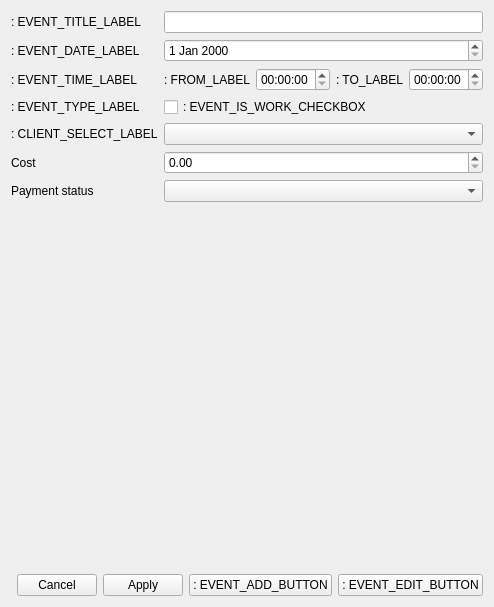
Qt form ui/pages/eventdetails.ui (Artem535/PsyClientManager) before a commit.
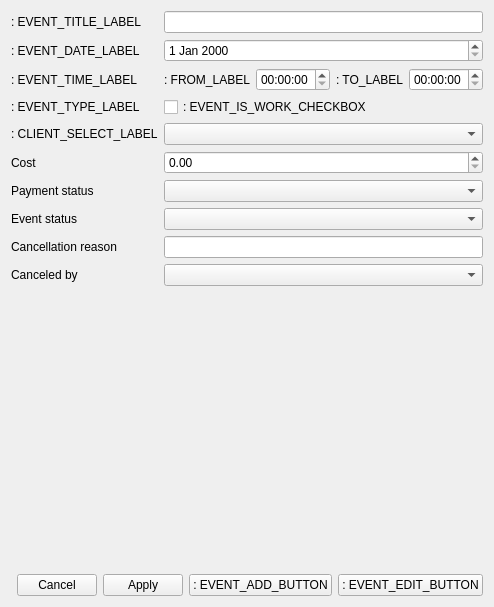
The same form after that commit.

Commit message: Add event status and schedule conflict workflows

The edit to the form file:
```diff
--- a/ui/pages/eventdetails.ui
+++ b/ui/pages/eventdetails.ui
@@ -146,6 +146,36 @@
       <widget class="QComboBox" name="mPaymentStatusComboBox"/>
      </item>
      <item row="7" column="0">
+      <widget class="QLabel" name="mEventStatusLabel">
+       <property name="text">
+        <string>Event status</string>
+       </property>
+      </widget>
+     </item>
+     <item row="7" column="1">
+      <widget class="QComboBox" name="mEventStatusComboBox"/>
+     </item>
+     <item row="8" column="0">
+      <widget class="QLabel" name="mCancellationReasonLabel">
+       <property name="text">
+        <string>Cancellation reason</string>
+       </property>
+      </widget>
+     </item>
+     <item row="8" column="1">
+      <widget class="QLineEdit" name="mCancellationReasonEdit"/>
+     </item>
+     <item row="9" column="0">
+      <widget class="QLabel" name="mCanceledByLabel">
+       <property name="text">
+        <string>Canceled by</string>
+       </property>
+      </widget>
+     </item>
+     <item row="9" column="1">
+      <widget class="QComboBox" name="mCanceledByComboBox"/>
+     </item>
+     <item row="10" column="0">
       <spacer name="verticalSpacer">
        <property name="orientation">
         <enum>Qt::Orientation::Vertical</enum>
```
The commit also changes 17 other files.
